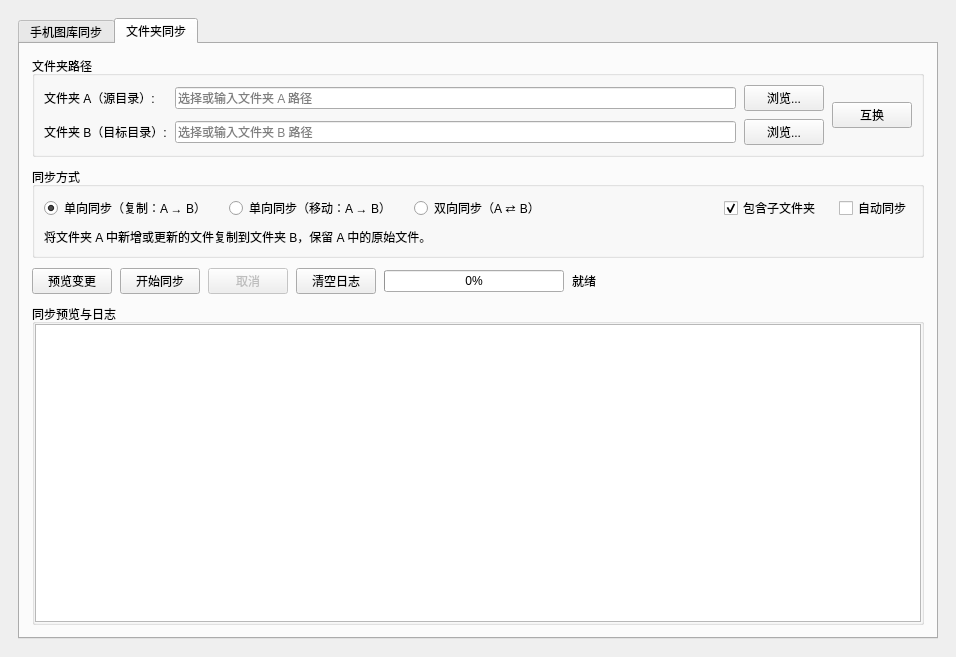
Old version of the form tools/syncwidget.ui in the repository hanbinhsh/SD-LoRA-Manager.
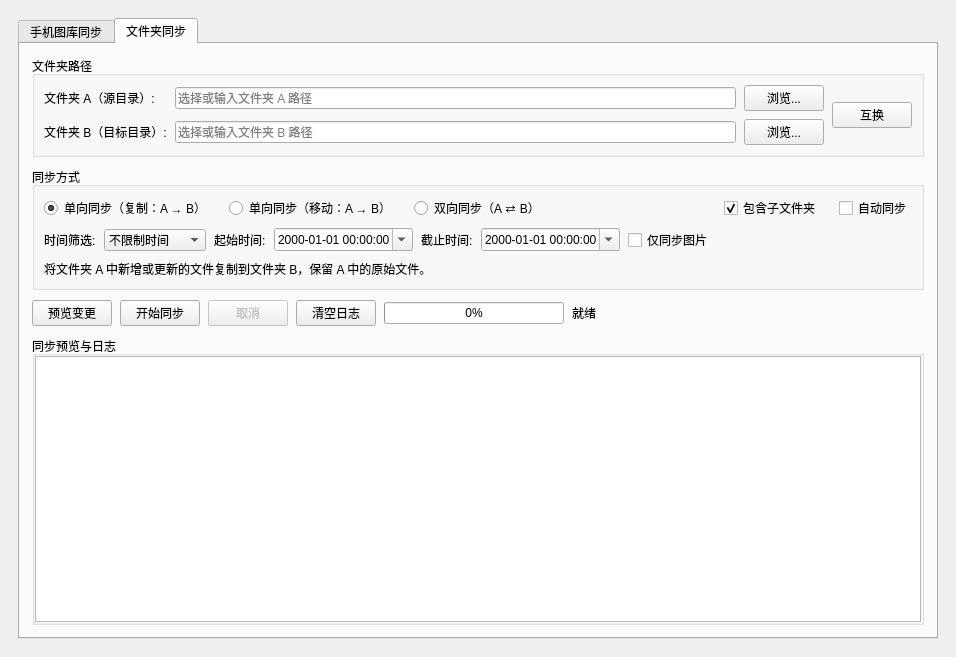
New version of the form. The open tabs and pages were chosen to show the change.

Commit message: Add time range (before/after/between) and image-only filtering to Folder Sync

Patch:
```diff
--- a/tools/syncwidget.ui
+++ b/tools/syncwidget.ui
@@ -487,6 +487,101 @@
             </item>
            </layout>
           </item>
+          <item>
+           <layout class="QHBoxLayout" name="folderTimeFilterLayout">
+            <property name="spacing">
+             <number>8</number>
+            </property>
+            <item>
+             <widget class="QLabel" name="lblFolderTimeFilter">
+              <property name="text">
+               <string>时间筛选:</string>
+              </property>
+             </widget>
+            </item>
+            <item>
+             <widget class="QComboBox" name="comboFolderTimeFilter">
+              <item>
+               <property name="text">
+                <string>不限制时间</string>
+               </property>
+              </item>
+              <item>
+               <property name="text">
+                <string>指定时间之前</string>
+               </property>
+              </item>
+              <item>
+               <property name="text">
+                <string>指定时间之后</string>
+               </property>
+              </item>
+              <item>
+               <property name="text">
+                <string>两个时间之间</string>
+               </property>
+              </item>
+             </widget>
+            </item>
+            <item>
+             <widget class="QLabel" name="lblFolderTimeStart">
+              <property name="text">
+               <string>起始时间:</string>
+              </property>
+             </widget>
+            </item>
+            <item>
+             <widget class="QDateTimeEdit" name="dtFolderSyncStart">
+              <property name="displayFormat">
+               <string notr="true">yyyy-MM-dd HH:mm:ss</string>
+              </property>
+              <property name="calendarPopup">
+               <bool>true</bool>
+              </property>
+             </widget>
+            </item>
+            <item>
+             <widget class="QLabel" name="lblFolderTimeEnd">
+              <property name="text">
+               <string>截止时间:</string>
+              </property>
+             </widget>
+            </item>
+            <item>
+             <widget class="QDateTimeEdit" name="dtFolderSyncEnd">
+              <property name="displayFormat">
+               <string notr="true">yyyy-MM-dd HH:mm:ss</string>
+              </property>
+              <property name="calendarPopup">
+               <bool>true</bool>
+              </property>
+             </widget>
+            </item>
+            <item>
+             <widget class="QCheckBox" name="chkFolderSyncImagesOnly">
+              <property name="toolTip">
+               <string>仅同步常见图片文件（png/jpg/jpeg/webp/bmp/gif/tif/tiff/avif）</string>
+              </property>
+              <property name="text">
+               <string>仅同步图片</string>
+              </property>
+             </widget>
+            </item>
+            <item>
+             <spacer name="folderTimeFilterSpacer">
+              <property name="orientation">
+               <enum>Qt::Orientation::Horizontal</enum>
+              </property>
+              <property name="sizeHint" stdset="0">
+               <size>
+                <width>40</width>
+                <height>20</height>
+               </size>
+              </property>
+             </spacer>
+            </item>
+           </layout>
+          </item>
           <item>
            <widget class="QLabel" name="lblFolderSyncModeHint">
             <property name="text">
```
The commit also changes 7 other files.
